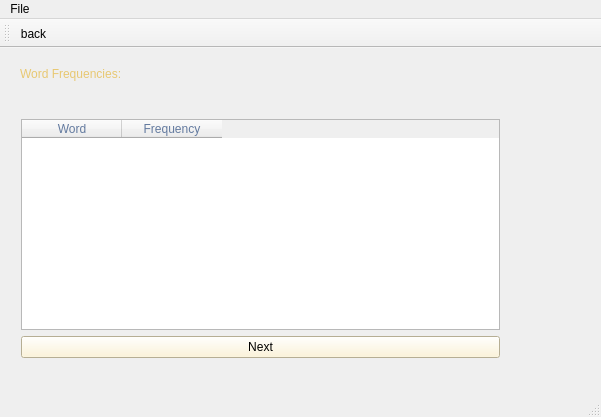
This is DisplayFrequency.ui in Rrr3rrr2004/Word-Frequency-Count as Qt 5 draws it before an edit. The edited form follows.
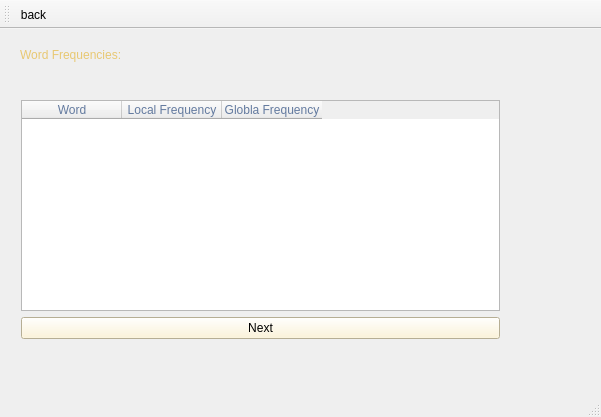
This is the edited form. Icons and pictures are not drawn.

What changed in the file:
```diff
--- a/DisplayFrequency.ui
+++ b/DisplayFrequency.ui
@@ -55,7 +55,12 @@
        </column>
        <column>
         <property name="text">
-         <string>Frequency</string>
+         <string>Local Frequency</string>
+        </property>
+       </column>
+       <column>
+        <property name="text">
+         <string>Globla Frequency</string>
         </property>
        </column>
       </widget>
@@ -74,23 +79,6 @@
     </layout>
    </widget>
   </widget>
-  <widget class="QMenuBar" name="menuBar">
-   <property name="geometry">
-    <rect>
-     <x>0</x>
-     <y>0</y>
-     <width>601</width>
-     <height>21</height>
-    </rect>
-   </property>
-   <widget class="QMenu" name="menuFile">
-    <property name="title">
-     <string>File</string>
-    </property>
-    <addaction name="back"/>
-   </widget>
-   <addaction name="menuFile"/>
-  </widget>
   <widget class="QToolBar" name="mainToolBar">
    <attribute name="toolBarArea">
     <enum>TopToolBarArea</enum>
```
